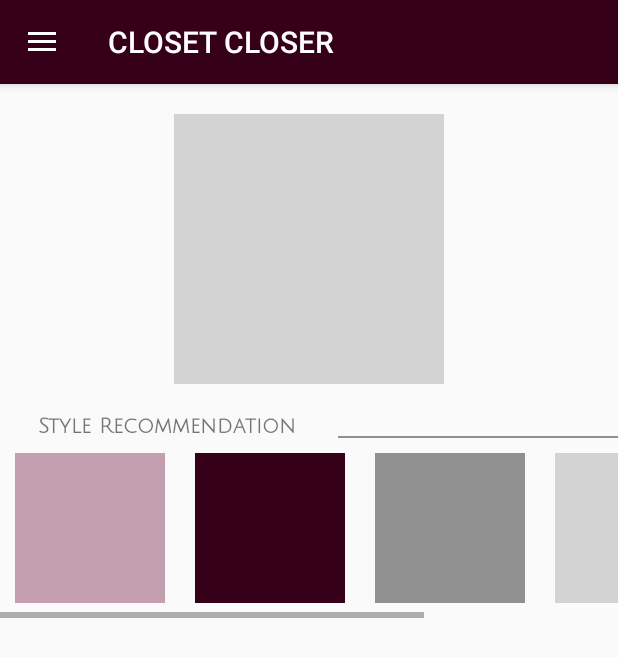
After one commit to rrrjuchin/CLOSETCLOSER, an Android app: the fragment MCChildFragmentItem placed in its activity, on a phone screen of 412 x 824 dp. The commit adds this screen. Shown: the top 657 px of the screen. Run offline under Robolectric (Android 15) with nearby library versions, the phone set to English and light mode, and no system bars; our stand-ins replace Firebase (no records; nobody signed in at launch, a user with empty details on screens opened directly); libraries missing offline, so code that uses them is left out: com.facebook, com.facebook.login.

Commit message:
item view updated
my closet item view layout updated

```diff
--- a/ClosetCloser/app/src/main/java/com/team1/se2018/closetcloser/ImageAdapterBottom.java
+++ b/ClosetCloser/app/src/main/java/com/team1/se2018/closetcloser/ImageAdapterBottom.java
@@ -48,6 +48,6 @@ public class ImageAdapterBottom extends BaseAdapter {
     }
 
     private Integer[] mThumbIds = {
-            R.drawable.ex2,R.drawable.ex4,R.drawable.rec_ex3, R.drawable.rec_ex1
+            R.drawable.left,R.drawable.logo,R.drawable.right, R.drawable.refresh, R.drawable.icon_daily
     };
 }
--- a/ClosetCloser/app/src/main/java/com/team1/se2018/closetcloser/ImageAdapterOuter.java
+++ b/ClosetCloser/app/src/main/java/com/team1/se2018/closetcloser/ImageAdapterOuter.java
@@ -48,6 +48,6 @@ public class ImageAdapterOuter extends BaseAdapter {
     }
 
     private Integer[] mThumbIds = {
-            R.drawable.ex2,R.drawable.ex4,R.drawable.rec_ex3, R.drawable.rec_ex1
+            R.drawable.right,R.drawable.logo,R.drawable.left, R.drawable.icon_daily, R.drawable.refresh
     };
 }
--- a/ClosetCloser/app/src/main/java/com/team1/se2018/closetcloser/ImageAdapterTop.java
+++ b/ClosetCloser/app/src/main/java/com/team1/se2018/closetcloser/ImageAdapterTop.java
@@ -48,6 +48,6 @@ public class ImageAdapterTop extends BaseAdapter {
     }
 
     private Integer[] mThumbIds = {
-            R.drawable.ex2,R.drawable.ex4,R.drawable.rec_ex3, R.drawable.rec_ex1
+            R.drawable.logo,R.drawable.right,R.drawable.logo, R.drawable.icon_mycloset, R.drawable.icon_daily
     };
 }
--- /dev/null
+++ b/ClosetCloser/app/src/main/java/com/team1/se2018/closetcloser/MCChildFragmentItem.java
@@ -0,0 +1,54 @@
+package com.team1.se2018.closetcloser;
+
+import android.content.Context;
+import android.net.Uri;
+import android.os.Bundle;
+import android.support.v4.app.Fragment;
+import android.view.LayoutInflater;
+import android.view.View;
+import android.view.ViewGroup;
+
+public class MCChildFragmentItem extends Fragment {
+
+    // TODO: Rename and change types of parameters
+    public static MCChildFragmentItem newInstance(String param1, String param2) {
+        MCChildFragmentItem fragment = new MCChildFragmentItem();
+        return fragment;
+    }
+
+    @Override
+    public void onCreate(Bundle savedInstanceState) {
+        super.onCreate(savedInstanceState);
+    }
+
+    @Override
+    public View onCreateView(LayoutInflater inflater, ViewGroup container,
+                             Bundle savedInstanceState) {
+        // Inflate the layout for this fragment
+        View root = inflater.inflate(R.layout.fragment_mcchild_item, container, false);
+
+
+
+        return root;
+    }
+
+    // TODO: Rename method, update argument and hook method into UI event
+    public void onButtonPressed(Uri uri) {
+
+    }
+
+    @Override
+    public void onAttach(Context context) {
+        super.onAttach(context);
+    }
+
+    @Override
+    public void onDetach() {
+        super.onDetach();
+    }
+
+    public interface OnFragmentInteractionListener {
+        // TODO: Update argument type and name
+        void onFragmentInteraction(Uri uri);
+    }
+}
--- /dev/null
+++ b/ClosetCloser/app/src/main/res/layout/fragment_mcchild_item.xml
@@ -0,0 +1,100 @@
+<?xml version="1.0" encoding="utf-8"?>
+<RelativeLayout
+    xmlns:android="http://schemas.android.com/apk/res/android"
+    xmlns:app="http://schemas.android.com/apk/res-auto"
+    xmlns:tools="http://schemas.android.com/tools"
+    android:id="@+id/fragment_mcchild_item"
+    android:layout_width="match_parent"
+    android:layout_height="match_parent">
+
+
+    <ImageView
+        android:id="@+id/itemPic"
+        android:layout_width="180dp"
+        android:layout_height="180dp"
+        android:layout_below="@id/tabButtons"
+        android:layout_centerHorizontal="true"
+        android:layout_marginStart="20dp"
+        android:layout_marginLeft="20dp"
+        android:layout_marginTop="20dp"
+        android:layout_marginEnd="20dp"
+        android:layout_marginRight="20dp"
+        android:layout_marginBottom="20dp"
+        android:background="@color/colorLightGray"/>
+
+    <RelativeLayout
+        android:layout_width="match_parent"
+        android:layout_height="wrap_content"
+        android:layout_below="@id/itemPic"
+        android:id="@+id/subtitle">
+
+        <TextView
+            android:id="@+id/todayTextView"
+            android:layout_width="200dp"
+            android:layout_height="wrap_content"
+            android:layout_alignParentStart="true"
+            android:layout_alignParentLeft="true"
+            android:layout_alignParentTop="true"
+            android:layout_marginLeft="25dp"
+            android:text="Style Recommendation"
+            android:textSize="14sp"
+            android:textStyle="bold"
+            app:fontFamily="@font/juliussansone" />
+
+        <View
+            android:layout_width="match_parent"
+            android:layout_height="1dp"
+            android:layout_toEndOf="@id/todayTextView"
+            android:layout_toRightOf="@id/todayTextView"
+            android:layout_alignBottom="@id/todayTextView"
+            android:background="@color/colorGray"/>
+
+    </RelativeLayout>
+
+    <HorizontalScrollView
+        android:layout_width="match_parent"
+        android:layout_height="wrap_content"
+        android:layout_below="@id/subtitle">
+
+        <LinearLayout
+            android:layout_width="match_parent"
+            android:layout_height="wrap_content"
+            android:orientation="horizontal">
+
+            <ImageView
+                android:layout_width="100dp"
+                android:layout_height="100dp"
+                android:layout_margin="10dp"
+                android:background="@color/colorAccent"/>
+
+            <ImageView
+                android:layout_width="100dp"
+                android:layout_height="100dp"
+                android:layout_margin="10dp"
+                android:background="@color/colorPrimary"/>
+
+            <ImageView
+                android:layout_width="100dp"
+                android:layout_height="100dp"
+                android:layout_margin="10dp"
+                android:background="@color/colorGray"/>
+
+            <ImageView
+                android:layout_width="100dp"
+                android:layout_height="100dp"
+                android:layout_margin="10dp"
+                android:background="@color/colorLightGray"/>
+
+            <ImageView
+                android:layout_width="100dp"
+                android:layout_height="100dp"
+                android:layout_margin="10dp"
+                android:background="@color/colorPrimaryDark"/>
+
+
+        </LinearLayout>
+
+    </HorizontalScrollView>
+
+
+</RelativeLayout>
```
Also changed, not shown: ClosetCloser/app/src/main/java/com/team1/se2018/closetcloser/ListViewAdapter1.java (added, +53 -0 lines), ClosetCloser/app/src/main/java/com/team1/se2018/closetcloser/MCChildFragment.java (deleted, +0 -50 lines), ClosetCloser/app/src/main/java/com/team1/se2018/closetcloser/MCChildFragment2.java (+17 -12 lines), ClosetCloser/app/src/main/java/com/team1/se2018/closetcloser/MCChildFragment3.java (+18 -3 lines), ClosetCloser/app/src/main/java/com/team1/se2018/closetcloser/MCChildFragmentOuter.java (+18 -2 lines), ClosetCloser/app/src/main/res/layout/fragment_mcchild.xml (+7 -1 lines), ClosetCloser/app/src/main/res/layout/fragment_mcchild2.xml (+7 -3 lines), ClosetCloser/app/src/main/res/layout/fragment_mcchild3.xml (+8 -1 lines), 1220 other files.
